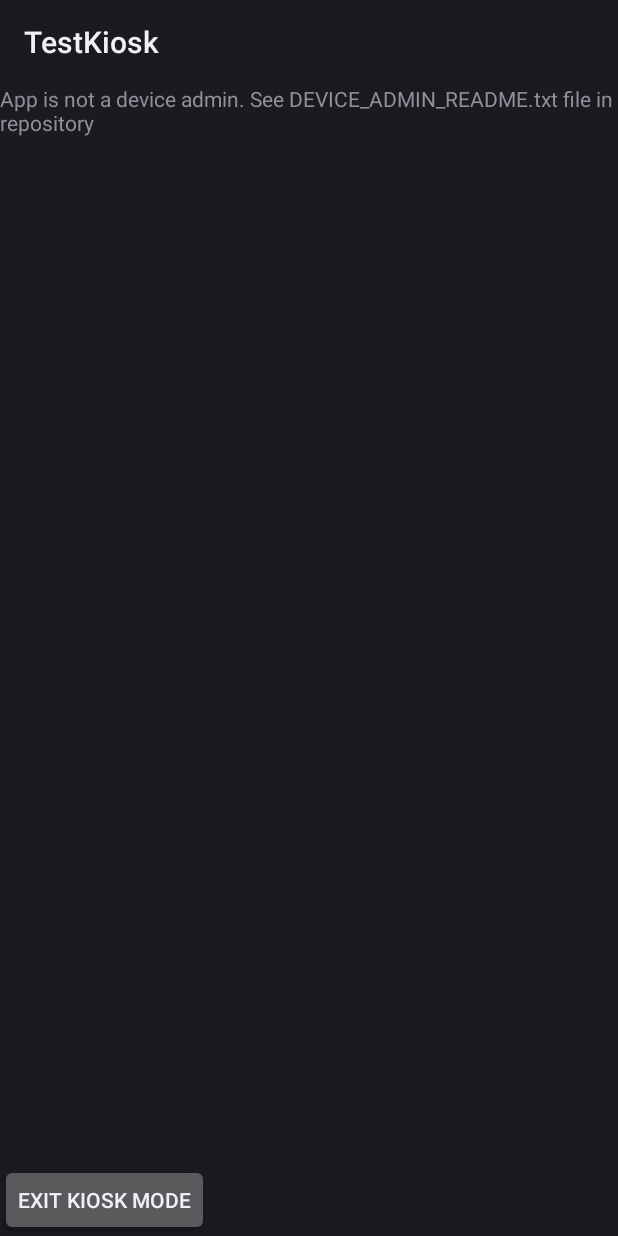
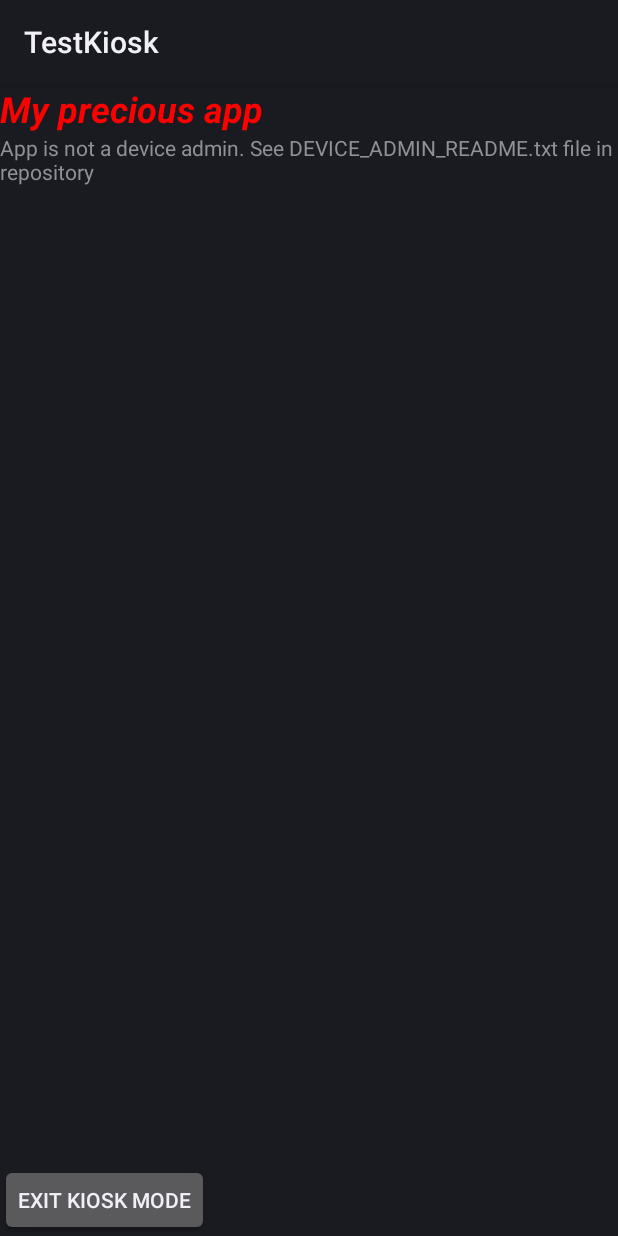
Before and after one commit to PVoLan/android-kiosk, an Android app: the screen it shows after launch (MainActivity), on a phone screen of 412 x 824 dp. Run offline under Robolectric (Android 15) with nearby library versions, the phone set to English and light mode, and no system bars.

Commit message:
Added app label

```diff
--- a/app/src/main/res/layout/activity_main.xml
+++ b/app/src/main/res/layout/activity_main.xml
@@ -4,6 +4,42 @@
     xmlns:tools="http://schemas.android.com/tools"
     android:layout_width="match_parent"
     android:layout_height="match_parent">
+
+    <TextView
+        android:id="@+id/text_title"
+        android:layout_width="match_parent"
+        android:layout_height="wrap_content"
+        android:text="@string/text_title"
+        android:textSize="24sp"
+        android:textStyle="bold|italic"
+        android:textColor="#f00"/>
+
+    <TextView
+        android:id="@+id/text_not_a_device_admin"
+        android:layout_width="match_parent"
+        android:layout_height="wrap_content"
+        android:layout_below="@id/text_title"
+        android:text="@string/text_not_a_device_admin_text"
+        android:visibility="gone"/>
+
+
+    <TextView
+        android:id="@+id/text_no_permission"
+        android:layout_width="match_parent"
+        android:layout_height="wrap_content"
+        android:layout_below="@id/text_title"
+        android:text="@string/text_no_permission_text"
+        android:visibility="gone"/>
+
+    <TextView
+        android:id="@+id/text_kiosk_mode_working"
+        android:layout_width="match_parent"
+        android:layout_height="wrap_content"
+        android:layout_below="@id/text_title"
+        android:text="@string/text_kiosk_mode_wokring"
+        android:visibility="gone"/>
+
+
 
     <Button
         android:id="@+id/button_exit_kiosk_mode"
@@ -14,26 +50,4 @@
         />
 
 
-    <TextView
-        android:id="@+id/text_not_a_device_admin"
-        android:layout_width="match_parent"
-        android:layout_height="match_parent"
-        android:text="@string/text_not_a_device_admin_text"
-        android:visibility="gone"/>
-
-
-    <TextView
-        android:id="@+id/text_no_permission"
-        android:layout_width="match_parent"
-        android:layout_height="match_parent"
-        android:text="@string/text_no_permission_text"
-        android:visibility="gone"/>
-
-    <TextView
-        android:id="@+id/text_kiosk_mode_working"
-        android:layout_width="match_parent"
-        android:layout_height="match_parent"
-        android:text="@string/text_kiosk_mode_wokring"
-        android:visibility="gone"/>
-
 </RelativeLayout>
--- a/app/src/main/res/values/strings.xml
+++ b/app/src/main/res/values/strings.xml
@@ -4,7 +4,7 @@
     <string name="button_exit_kiosk_mode_text">Exit kiosk mode</string>
     <string name="not_in_kiosk_mode">Not in kiosk mode already</string>
 
-
+    <string name="text_title">My precious app</string>
     <string name="text_not_a_device_admin_text">App is not a device admin. See DEVICE_ADMIN_README.txt file in repository</string>
     <string name="text_no_permission_text">App has no permission to enter kiosk mode. I don\'t know why this may happen. If you\'ve found the reason, please mail pvolan@mail.ru</string>
     <string name="text_kiosk_mode_wokring">App is in kiosk mode. You can\'t close an app in other way then pressing \"Exit kiosk mode\" button below</string>
```
